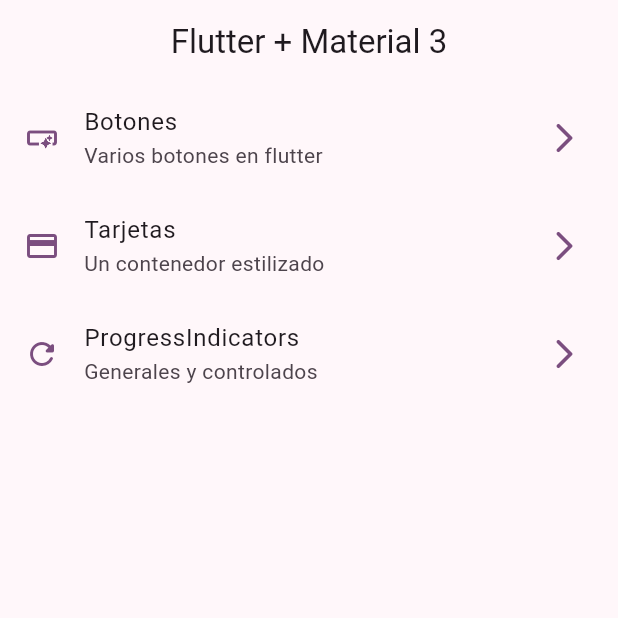
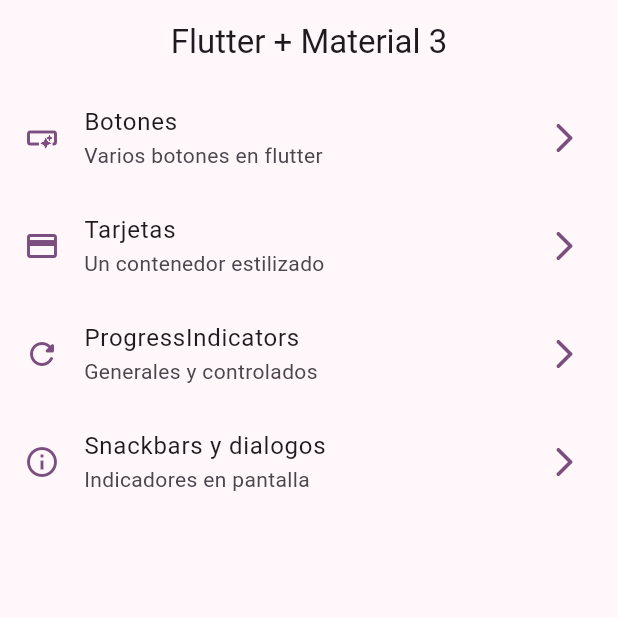
Before and after one commit to SanJohan/widgets-app, a Flutter app: the screen it shows after launch, on a phone screen of 412 x 824 dp, the top half of it. Run offline on Flutter 3.47's test engine with Material 3 defaults, Android fonts, the phone set to English and light mode, and no system bars; our stand-ins replace go_router.

Commit message:
snackbars

```diff
--- a/lib/config/menu/menu_items.dart
+++ b/lib/config/menu/menu_items.dart
@@ -36,5 +36,12 @@ class MenuItems {
       link: '/progress',
       icon: Icons.refresh_rounded
     ),
+
+    MenuItems(
+      title: 'Snackbars y dialogos',
+      subtitle: 'Indicadores en pantalla',
+      link: '/snackbars',
+      icon: Icons.info_outline
+    ),
   ];
 }
--- a/lib/config/router/app_router.dart
+++ b/lib/config/router/app_router.dart
@@ -25,5 +25,11 @@ final appRouter = GoRouter(
       name: ProgressScreen.name,
       builder: (context, state) => const ProgressScreen(),
     ),
+
+    GoRoute(
+      path: '/snackbars',
+      name: SnackbarScreen.name,
+      builder: (context, state) => const SnackbarScreen(),
+    ),
   ],
 );
```
Also changed, not shown: lib/presentation/screens/snackbar/snackbar_screen.dart (+24 -1 lines).
